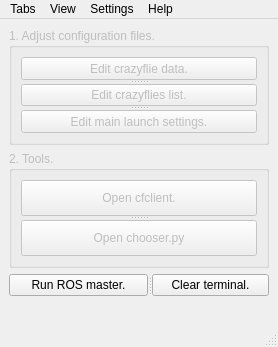
Before: the Qt Designer form crazyGUI_mainWindow.ui in santiagorg2401/crazyGUI, drawn with Qt 5.
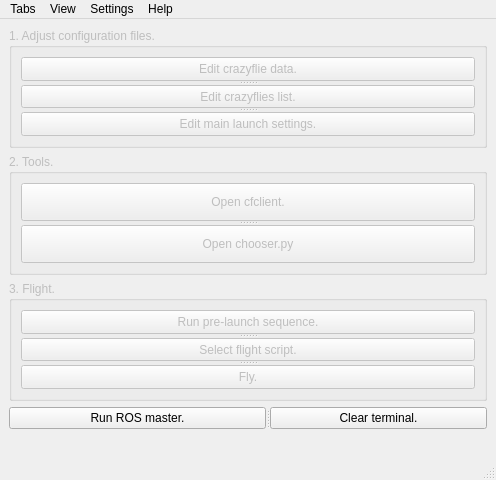
After: the same form once the commit is applied. Icons and pictures are not drawn.

The edit to the form file:
```diff
--- a/crazyGUI_mainWindow.ui
+++ b/crazyGUI_mainWindow.ui
@@ -7,8 +7,8 @@
    <rect>
     <x>0</x>
     <y>0</y>
-    <width>278</width>
-    <height>347</height>
+    <width>496</width>
+    <height>480</height>
    </rect>
   </property>
   <property name="windowTitle">
@@ -82,6 +82,40 @@
       </layout>
      </widget>
     </item>
+    <item>
+     <widget class="QGroupBox" name="groupBox_3">
+      <property name="enabled">
+       <bool>false</bool>
+      </property>
+      <property name="title">
+       <string>3. Flight.</string>
+      </property>
+      <layout class="QVBoxLayout" name="verticalLayout_4">
+       <item>
+        <widget class="QSplitter" name="splitter_4">
+         <property name="orientation">
+          <enum>Qt::Vertical</enum>
+         </property>
+         <widget class="QPushButton" name="pushButton3_0">
+          <property name="text">
+           <string>Run pre-launch sequence.</string>
+          </property>
+         </widget>
+         <widget class="QPushButton" name="pushButton3_1">
+          <property name="text">
+           <string>Select flight script.</string>
+          </property>
+         </widget>
+         <widget class="QPushButton" name="pushButton3_2">
+          <property name="text">
+           <string>Fly.</string>
+          </property>
+         </widget>
+        </widget>
+       </item>
+      </layout>
+     </widget>
+    </item>
     <item>
      <widget class="QSplitter" name="splitter_3">
       <property name="orientation">
@@ -116,7 +150,7 @@
     <rect>
      <x>0</x>
      <y>0</y>
-     <width>278</width>
+     <width>496</width>
      <height>22</height>
     </rect>
    </property>
```
Left out of the diff: 26 changed lines with no effect on the pictures.
